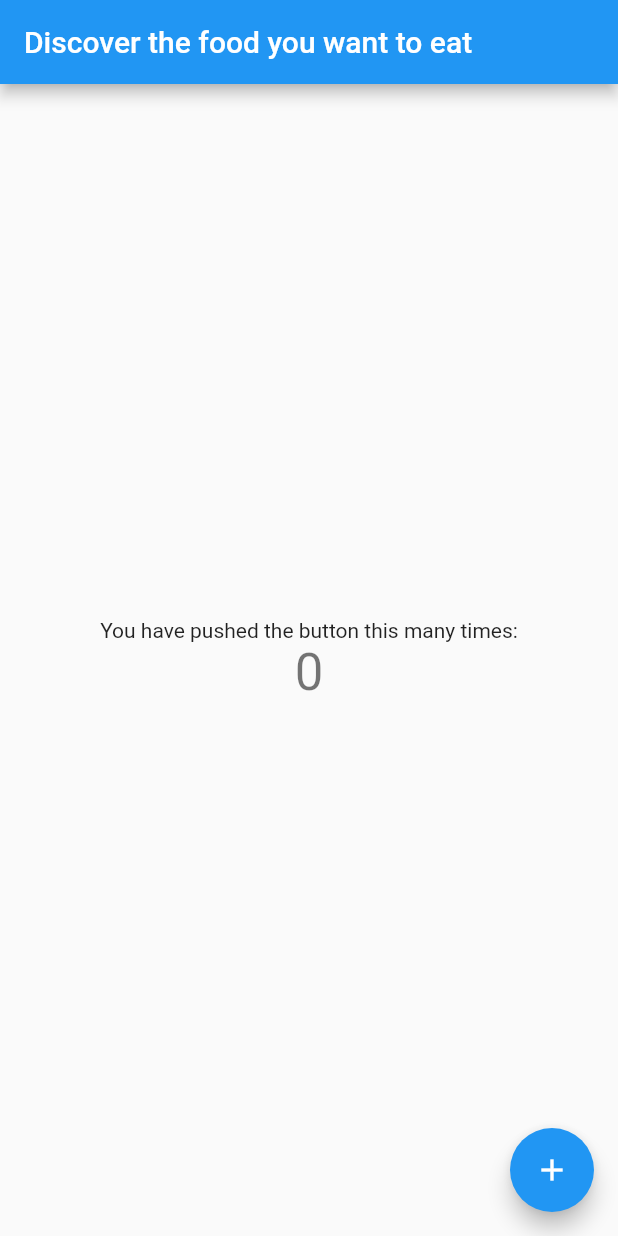
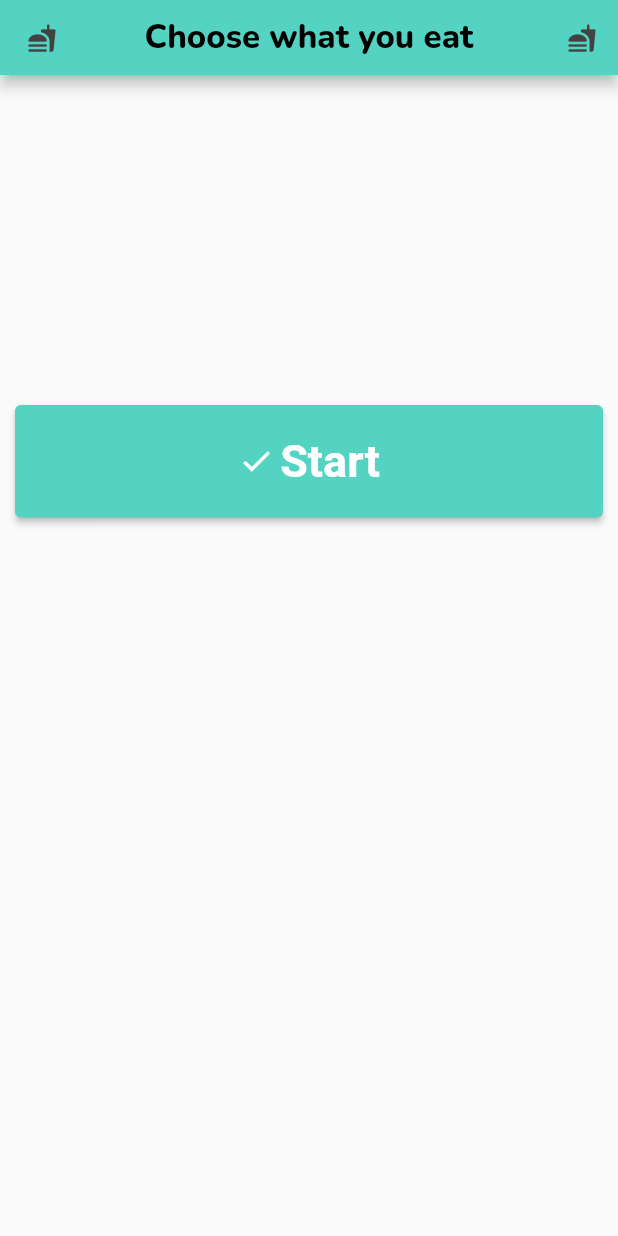
Before and after one commit to Malo10LeGoff/food_choice, a Flutter app: the screen it shows after launch, on a phone screen of 412 x 824 dp. Run offline on Flutter 3.47's test engine with Material 2 defaults, Android fonts, the phone set to English and light mode, and no system bars; our stand-ins replace google_fonts.

Commit message:
Initial structure of the project with widgets and so on

```diff
--- a/lib/main.dart
+++ b/lib/main.dart
@@ -1,4 +1,8 @@
 import 'package:flutter/material.dart';
+import 'package:google_fonts/google_fonts.dart';
+import 'package:food_choice/questions.dart';
+
+const d_green = Color(0xFF54D3C2);
 
 void main() {
   runApp(MyApp());
@@ -13,93 +17,97 @@ class MyApp extends StatelessWidget {
       theme: ThemeData(
         primarySwatch: Colors.blue,
       ),
-      home: MyHomePage(title: 'Discover the food you want to eat'),
+      home: HomePage(),
+    );
+  }
+}
+class HomePage extends StatelessWidget {
+  @override
+  Widget build(BuildContext context) {
+    return Scaffold(
+      appBar: MyAppBar(),
+      body: SingleChildScrollView(
+        child: Column(
+          children: [
+            StartSection(),
+          ],
+        ),
+      ),
     );
   }
 }
 
-class MyHomePage extends StatefulWidget {
-  MyHomePage({Key? key, required this.title}) : super(key: key);
-
-  // This widget is the home page of your application. It is stateful, meaning
-  // that it has a State object (defined below) that contains fields that affect
-  // how it looks.
-
-  // This class is the configuration for the state. It holds the values (in this
-  // case the title) provided by the parent (in this case the App widget) and
-  // used by the build method of the State. Fields in a Widget subclass are
-  // always marked "final".
-
-  final String title;
-
-  @override
-  _MyHomePageState createState() => _MyHomePageState();
-}
-
-class _MyHomePageState extends State<MyHomePage> {
-  int _counter = 0;
-
-  void _changeQuestion() {
-    setState(() {
-      // This call to setState tells the Flutter framework that something has
-      // changed in this State, which causes it to rerun the build method below
-      // so that the display can reflect the updated values. If we changed
-      // _counter without calling setState(), then the build method would not be
-      // called again, and so nothing would appear to happen.
-      _counter++;
-    });
-  }
-
-  // Everytime setstate is called, I'm gonna display another question to narrow the possible choices of food
+class MyAppBar extends StatelessWidget implements PreferredSizeWidget {
+  Size get preferredSize => new Size.fromHeight(50);
   @override
   Widget build(BuildContext context) {
-    // This method is rerun every time setState is called, for instance as done
-    // by the _incrementCounter method above.
-    //
-    // The Flutter framework has been optimized to make rerunning build methods
-    // fast, so that you can just rebuild anything that needs updating rather
-    // than having to individually change instances of widgets.
-    return Scaffold(
-      appBar: AppBar(
-        // Here we take the value from the MyHomePage object that was created by
-        // the App.build method, and use it to set our appbar title.
-        title: Text(widget.title),
+    return AppBar(
+      leading: IconButton(
+        icon: Icon(
+          Icons.fastfood_rounded,
+          color: Colors.grey[800],
+          size: 20,
+        ),
+        onPressed: null,
       ),
-      body: Center(
-        // Center is a layout widget. It takes a single child and positions it
-        // in the middle of the parent.
-        child: Column(
-          // Column is also a layout widget. It takes a list of children and
-          // arranges them vertically. By default, it sizes itself to fit its
-          // children horizontally, and tries to be as tall as its parent.
-          //
-          // Invoke "debug painting" (press "p" in the console, choose the
-          // "Toggle Debug Paint" action from the Flutter Inspector in Android
-          // Studio, or the "Toggle Debug Paint" command in Visual Studio Code)
-          // to see the wireframe for each widget.
-          //
-          // Column has various properties to control how it sizes itself and
-          // how it positions its children. Here we use mainAxisAlignment to
-          // center the children vertically; the main axis here is the vertical
-          // axis because Columns are vertical (the cross axis would be
-          // horizontal).
-          mainAxisAlignment: MainAxisAlignment.center,
-          children: <Widget>[
-            Text(
-              'You have pushed the button this many times:',
-            ),
-            Text(
-              '$_counter',
-              style: Theme.of(context).textTheme.headline4,
-            ),
-          ],
+      title: Text(
+        'Choose what you eat',
+        style: GoogleFonts.nunito(
+          color: Colors.black,
+          fontSize: 22,
+          fontWeight: FontWeight.w800,
         ),
       ),
-      floatingActionButton: FloatingActionButton(
-        onPressed: _changeQuestion,
-        tooltip: 'Increment',
-        child: Icon(Icons.add),
-      ), // This trailing comma makes auto-formatting nicer for build methods.
+      actions: [
+        IconButton(
+          icon: Icon(
+            Icons.fastfood_rounded,
+            color: Colors.grey[800],
+            size: 20,
+          ),
+          onPressed: null,
+        ),
+      ],
+      centerTitle: true,
+      backgroundColor: d_green,
     );
   }
 }
+
+class StartSection extends StatelessWidget {
+  @override
+  Widget build(BuildContext context) {
+    return Container(
+      padding: EdgeInsets.fromLTRB(10, 25, 10, 10),
+      constraints: BoxConstraints(
+          maxHeight: 500.0,
+          minHeight: 400.0
+      ),
+      child: Center(
+        child :  FractionallySizedBox(
+          widthFactor: 1, // means 100%, you can change this to 0.8 (80%)
+          child: ElevatedButton.icon(
+            onPressed: () {
+              Navigator.push(
+                context,
+                MaterialPageRoute(
+                  builder: (context) {
+                    return QuestionsPage();
+                  },
+                ),
+              );
+            },
+            label: Text('Start', style: TextStyle(color: Colors.white)),
+            style:ElevatedButton.styleFrom(
+                primary: d_green,
+                padding: EdgeInsets.symmetric(horizontal: 50, vertical: 20),
+                textStyle: TextStyle(
+                    fontSize: 30,
+                    fontWeight: FontWeight.bold)),
+            icon: Icon(Icons.check, color: Colors.white),
+          ),
+        ),
+    ),
+    );
+  }
+}
--- a/pubspec.yaml
+++ b/pubspec.yaml
@@ -28,6 +28,7 @@ dependencies:
   # The following adds the Cupertino Icons font to your application.
   # Use with the CupertinoIcons class for iOS style icons.
   cupertino_icons: ^1.0.2
+  google_fonts: ^2.1.0
 
 dev_dependencies:
   flutter_test:
@@ -45,7 +46,7 @@ flutter:
   uses-material-design: true
 
   # To add assets to your application, add an assets section, like this:
-  # assets:
+  #assets:
   #   - images/a_dot_burr.jpeg
   #   - images/a_dot_ham.jpeg
 
```
Also changed, not shown: lib/questions.dart (added, +201 -0 lines), pubspec.lock, 1 other file.
